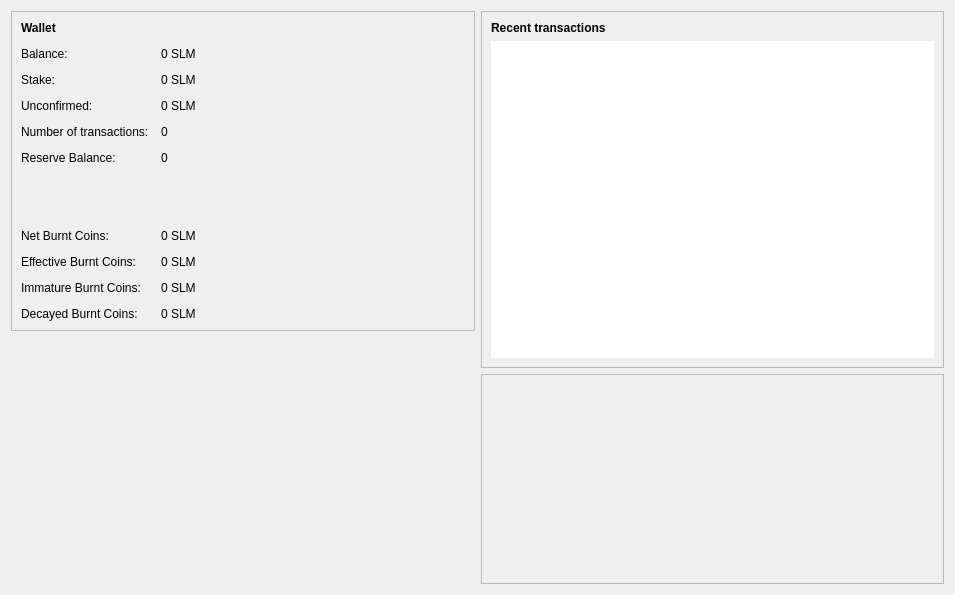
Qt form src/qt/forms/overviewpage.ui (slimcoin-project/Slimcoin) before a commit.
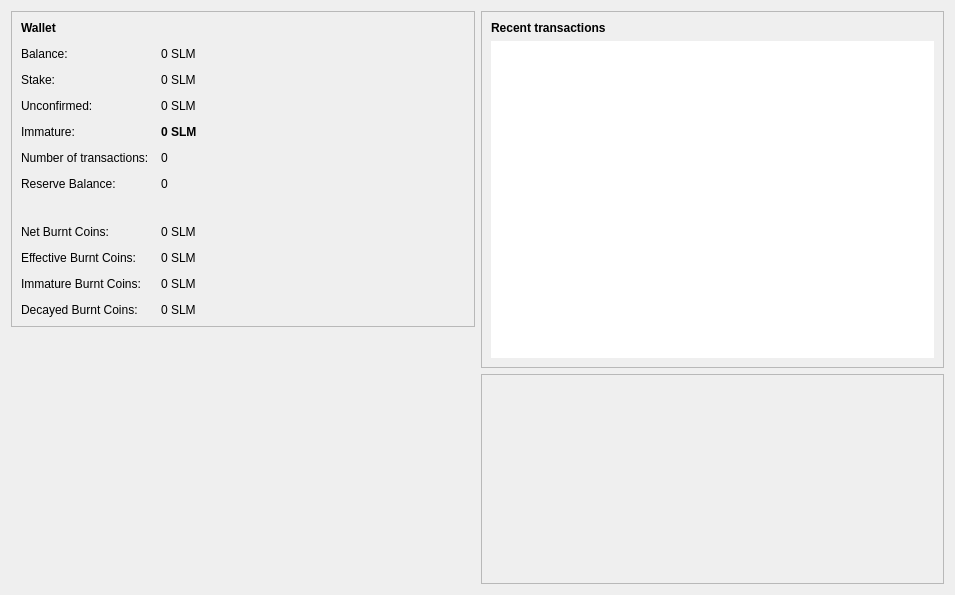
The same form after that commit. Icons and pictures are not drawn. Custom widgets are drawn as their Qt base class.

Patch:
```diff
--- a/src/qt/forms/overviewpage.ui
+++ b/src/qt/forms/overviewpage.ui
@@ -90,27 +90,53 @@
          </widget>
         </item>
         <item row="5" column="0">
+         <widget class="QLabel" name="labelImmatureText">
+          <property name="text">
+           <string>Immature:</string>
+          </property>
+         </widget>
+        </item>
+        <item row="5" column="1">
+         <widget class="QLabel" name="labelImmature">
+          <property name="font">
+           <font>
+            <weight>75</weight>
+            <bold>true</bold>
+           </font>
+          </property>
+          <property name="toolTip">
+           <string>Mined balance that has not yet matured</string>
+          </property>
+          <property name="text">
+           <string notr="true">0 SLM</string>
+          </property>
+          <property name="textInteractionFlags">
+           <set>Qt::LinksAccessibleByMouse|Qt::TextSelectableByKeyboard|Qt::TextSelectableByMouse</set>
+          </property>
+         </widget>
+        </item>
+        <item row="6" column="0">
          <widget class="QLabel" name="label_2">
           <property name="text">
            <string>Number of transactions:</string>
           </property>
          </widget>
         </item>
-        <item row="5" column="1">
+        <item row="6" column="1">
          <widget class="QLabel" name="labelNumTransactions">
           <property name="text">
            <string>0</string>
           </property>
          </widget>
         </item>
-        <item row="6" column="0">
+        <item row="7" column="0">
          <widget class="QLabel" name="label_2a">
           <property name="text">
            <string>Reserve Balance:</string>
           </property>
          </widget>
         </item>
-        <item row="6" column="1">
+        <item row="7" column="1">
          <widget class="QLabel" name="labelReserveBalance">
           <property name="text">
            <string>0</string>
@@ -118,6 +144,38 @@
          </widget>
         </item>
         <item row="8" column="0">
+         <spacer name="verticalSpacer_3">
+          <property name="orientation">
+           <enum>Qt::Vertical</enum>
+          </property>
+          <property name="sizeType">
+           <enum>QSizePolicy::Expanding</enum>
+          </property>
+          <property name="sizeHint" stdset="0">
+           <size>
+            <width>20</width>
+            <height>10</height>
+           </size>
+          </property>
+         </spacer>
+        </item>
+        <item row="8" column="1">
+         <spacer name="verticalSpacer_3">
+          <property name="orientation">
+           <enum>Qt::Vertical</enum>
+          </property>
+          <property name="sizeType">
+           <enum>QSizePolicy::Expanding</enum>
+          </property>
+          <property name="sizeHint" stdset="0">
+           <size>
+            <width>20</width>
+            <height>10</height>
+           </size>
+          </property>
+         </spacer>
+        </item>
+        <item row="9" column="0">
          <widget class="QLabel" name="label_7">
           <property name="toolTip">
            <string/>
@@ -127,30 +185,14 @@
           </property>
          </widget>
         </item>
-        <item row="8" column="1">
+        <item row="9" column="1">
          <widget class="QLabel" name="labelNetBurnCoins">
           <property name="text">
            <string>0 SLM</string>
           </property>
          </widget>
         </item>
-        <item row="7" column="1">
-         <spacer name="verticalSpacer_3">
-          <property name="orientation">
-           <enum>Qt::Vertical</enum>
-          </property>
-          <property name="sizeType">
-           <enum>QSizePolicy::Expanding</enum>
-          </property>
-          <property name="sizeHint" stdset="0">
-           <size>
-            <width>20</width>
-            <height>40</height>
-           </size>
-          </property>
-         </spacer>
-        </item>
-        <item row="9" column="0">
+        <item row="10" column="0">
          <widget class="QLabel" name="label_8">
           <property name="toolTip">
            <string/>
@@ -160,14 +202,14 @@
           </property>
          </widget>
         </item>
-        <item row="9" column="1">
+        <item row="10" column="1">
          <widget class="QLabel" name="labelEffBurnCoins">
           <property name="text">
            <string>0 SLM</string>
           </property>
          </widget>
         </item>
-        <item row="10" column="0">
+        <item row="11" column="0">
          <widget class="QLabel" name="label_10">
           <property name="toolTip">
            <string/>
@@ -177,14 +219,14 @@
           </property>
          </widget>
         </item>
-        <item row="10" column="1">
+        <item row="11" column="1">
          <widget class="QLabel" name="labelImmBurnCoins">
           <property name="text">
            <string>0 SLM</string>
           </property>
          </widget>
         </item>
-        <item row="11" column="0">
+        <item row="12" column="0">
          <widget class="QLabel" name="label_12">
           <property name="toolTip">
            <string/>
@@ -194,7 +236,7 @@
           </property>
          </widget>
         </item>
-        <item row="11" column="1">
+        <item row="12" column="1">
          <widget class="QLabel" name="labelDecayBurnCoins">
           <property name="text">
            <string>0 SLM</string>
```
Left out of the diff: 6 changed lines with no effect on the pictures.
